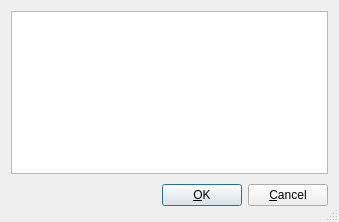
This is ui/editBox.ui in qtpy-app/CodeTip as Qt 5 draws it before an edit. The edited form follows.
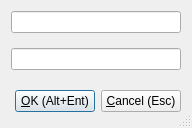
This is the edited form.

What changed in the file:
```diff
--- a/ui/editBox.ui
+++ b/ui/editBox.ui
@@ -6,8 +6,8 @@
    <rect>
     <x>0</x>
     <y>0</y>
-    <width>339</width>
-    <height>222</height>
+    <width>192</width>
+    <height>128</height>
    </rect>
   </property>
   <property name="windowTitle">
@@ -16,12 +16,57 @@
   <property name="sizeGripEnabled">
    <bool>true</bool>
   </property>
-  <layout class="QGridLayout" name="gridLayout">
-   <item row="1" column="0">
+  <layout class="QVBoxLayout" name="verticalLayout">
+   <property name="sizeConstraint">
+    <enum>QLayout::SetMinAndMaxSize</enum>
+   </property>
+   <item>
+    <widget class="QLineEdit" name="lineEdit">
+     <property name="minimumSize">
+      <size>
+       <width>0</width>
+       <height>0</height>
+      </size>
+     </property>
+    </widget>
+   </item>
+   <item>
+    <spacer name="verticalSpacer_2">
+     <property name="orientation">
+      <enum>Qt::Vertical</enum>
+     </property>
+     <property name="sizeHint" stdset="0">
+      <size>
+       <width>20</width>
+       <height>40</height>
+      </size>
+     </property>
+    </spacer>
+   </item>
+   <item>
+    <widget class="QLineEdit" name="lineEdit_2"/>
+   </item>
+   <item>
+    <spacer name="verticalSpacer">
+     <property name="orientation">
+      <enum>Qt::Vertical</enum>
+     </property>
+     <property name="sizeHint" stdset="0">
+      <size>
+       <width>20</width>
+       <height>40</height>
+      </size>
+     </property>
+    </spacer>
+   </item>
+   <item>
     <layout class="QHBoxLayout">
      <property name="spacing">
       <number>6</number>
      </property>
+     <property name="sizeConstraint">
+      <enum>QLayout::SetDefaultConstraint</enum>
+     </property>
      <property name="leftMargin">
       <number>0</number>
      </property>
@@ -50,26 +95,19 @@
      <item>
       <widget class="QPushButton" name="okButton">
        <property name="text">
-        <string>&amp;OK</string>
+        <string>&amp;OK (Alt+Ent)</string>
        </property>
       </widget>
      </item>
      <item>
       <widget class="QPushButton" name="cancelButton">
        <property name="text">
-        <string>&amp;Cancel</string>
+        <string>&amp;Cancel (Esc)</string>
        </property>
       </widget>
      </item>
     </layout>
    </item>
-   <item row="0" column="0">
-    <widget class="QPlainTextEdit" name="textEdit">
-     <property name="plainText">
-      <string/>
-     </property>
-    </widget>
-   </item>
   </layout>
  </widget>
  <resources/>
```
